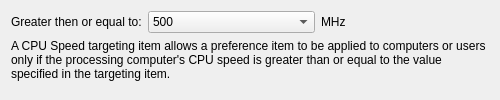
The window that src/apps/mvvm-folders/item_level_targeting/cpuspeedwidget.ui (august-alt/policy-preferences-editor-prototype) describes before a commit, drawn with Qt 5.
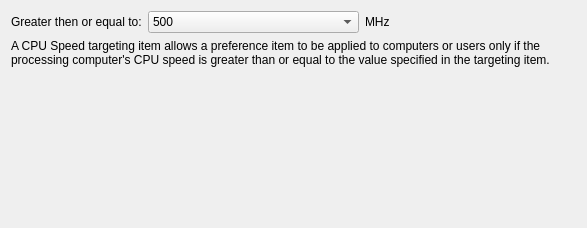
The same window after the commit.

```diff
--- a/src/apps/mvvm-folders/item_level_targeting/cpuspeedwidget.ui
+++ b/src/apps/mvvm-folders/item_level_targeting/cpuspeedwidget.ui
@@ -6,8 +6,8 @@
    <rect>
     <x>0</x>
     <y>0</y>
-    <width>500</width>
-    <height>100</height>
+    <width>587</width>
+    <height>228</height>
    </rect>
   </property>
   <property name="sizePolicy">
@@ -16,12 +16,6 @@
     <verstretch>0</verstretch>
    </sizepolicy>
   </property>
-  <property name="minimumSize">
-   <size>
-    <width>500</width>
-    <height>100</height>
-   </size>
-  </property>
   <property name="windowTitle">
    <string>Form</string>
   </property>
```
